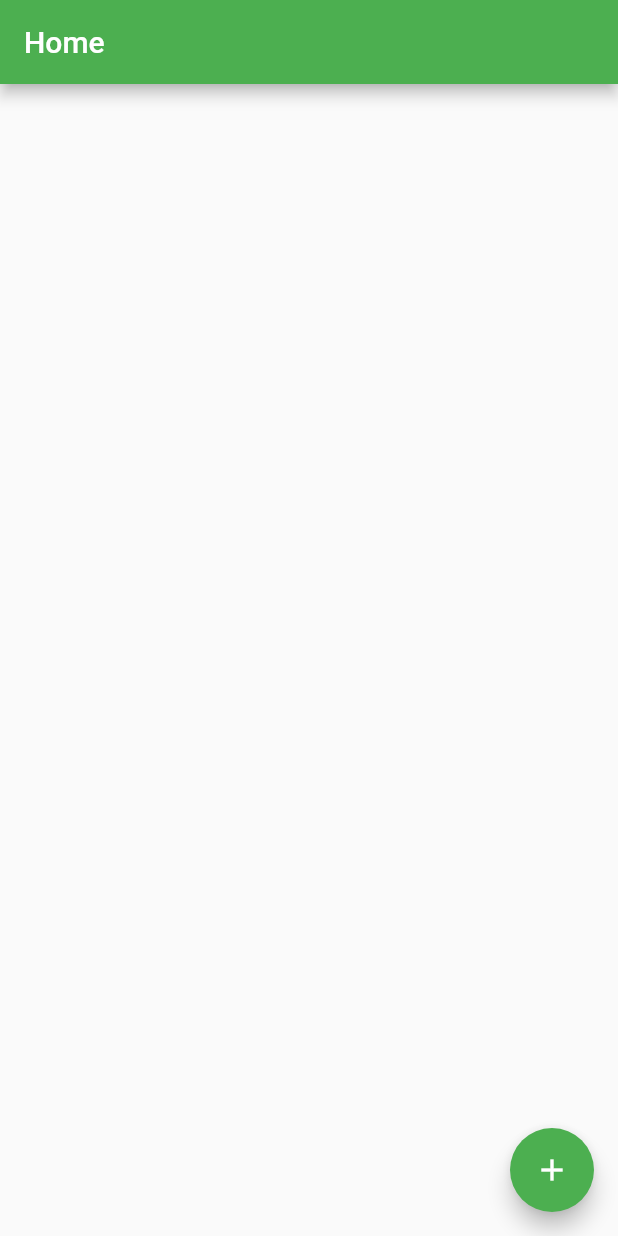
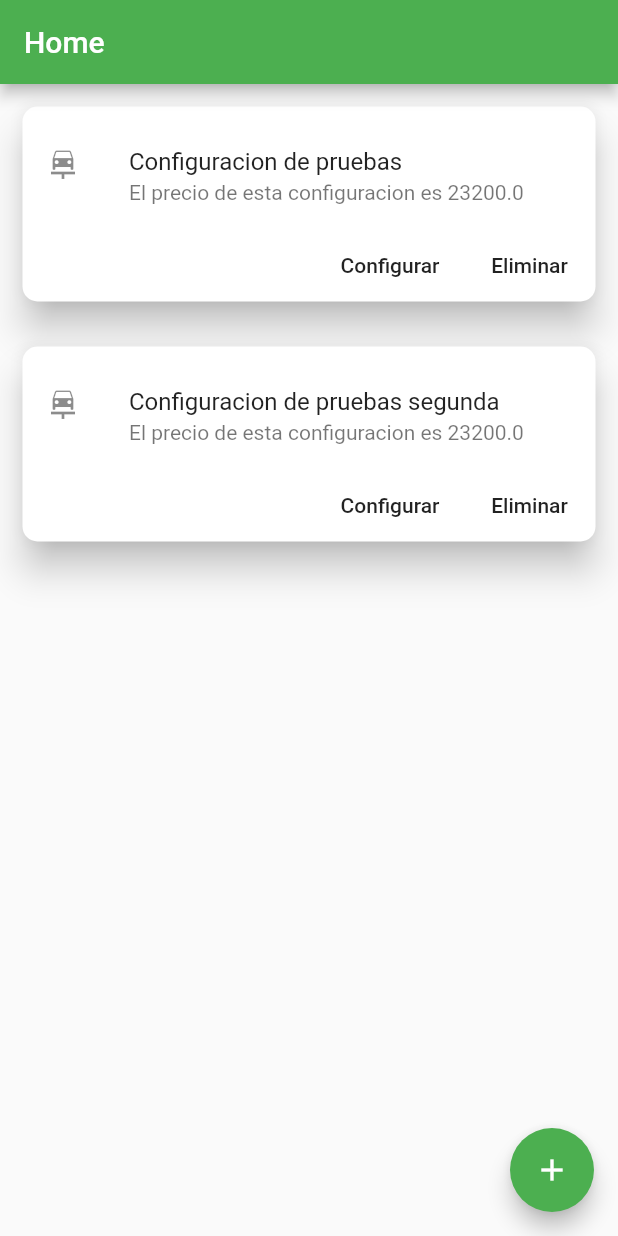
Before and after one commit to fervalnav/CarConfigurator, a Flutter app: the screen it shows after launch, on a phone screen of 412 x 824 dp. Run offline on Flutter 3.47's test engine with Material 2 defaults, Android fonts, the phone set to English and light mode, and no system bars.

```diff
--- a/lib/backend/CarConfigurationRepository.dart
+++ b/lib/backend/CarConfigurationRepository.dart
@@ -40,7 +40,7 @@ class InMemoryCarConfigurationRepository implements CarConfigurationRepository{
   void addNewCarConfiguration(CarConfiguration newConfig){
     // identificador de esta nueva config
     CarConfiguration? config = findCarConfiguration(newConfig.id);
-    if(config != null) {
+    if(config == null) {
       listConfigurations.add(newConfig);
     }
 
--- a/lib/car_configurator_list.dart
+++ b/lib/car_configurator_list.dart
@@ -1,8 +1,9 @@
 import 'package:CarConfigurator/models/carConfiguration.dart';
 import 'package:CarConfigurator/components/simple_card.dart';
 import 'package:CarConfigurator/backend/DataController.dart';
+import 'package:CarConfigurator/views/buy.dart';
 import 'package:flutter/material.dart';
-
+import 'views/buy.dart';
 /// Clase que representa visualmente la lista de configuraciones que tenemos almacenadas en el sistema
 class CarConfigurationList extends StatelessWidget {
   /// Constructor compacto de esta clase
@@ -28,7 +29,13 @@ class CarConfigurationList extends StatelessWidget {
           config.configName,
           "El precio de esta configuracion es ${config.getTotalPrice()}",
           "Configurar",
-          "Eliminar"));
+          "Eliminar",
+          () => {Navigator.push(
+            context,
+            MaterialPageRoute(builder: (context) => BuyPage(title: 'Color',carConfiguration: config))
+          )},
+          () => {DataController().getCarConfigRepo().deleteCarConfiguration(config.id)}
+        ));
     }
 
     // Devolvemos todo en una columna
--- a/lib/main.dart
+++ b/lib/main.dart
@@ -3,7 +3,6 @@ import 'package:flutter/material.dart';
 import 'views/main.dart';
 import 'views/buy.dart';
 import 'views/model_selection.dart';
-import 'views/selection.dart';
 import 'models/option.dart';
 
 void main() {
@@ -26,19 +25,12 @@ class MyApp extends StatelessWidget {
       initialRoute: "/",
       routes: {
         "/": (context) => const HomePage(title: "Home"),
-        "/nueva_compra": (context) => BuyPage(title: "Compra", carConfiguration: newConfiguration),
+        "/nueva_compra": (context) => BuyPage(title: "Compra", carConfiguration: CarConfiguration.origin("Nueva Configuracion")),
         "/seleccion_modelo": (context) => ModelList()
       },
     );
   }
 }
-
-CarConfiguration newConfiguration = CarConfiguration(
-  "Nueva configuracion",
-  modelOptions.first,
-  colorOptions.first,
-  tapiceriaOptions.first
-);
 
 List<Option> modelOptions = [
   Option(1, "Model 3", 23000, "images/modelo_1.png"),
@@ -58,3 +50,8 @@ List<Option> tapiceriaOptions = [
   Option(1, "Deportivo", 200, "images/tapiceria_1.jpg"),
   Option(2, "Cuero", 100, "images/tapiceria_2.png"),
 ];
+
+List<Option> extrasOptions = [
+  Option(1, "Altavoces", 200, "images/extras_1.jpg"),
+  Option(2, "Pantalla", 500, "images/extras_2.jpg"),
+];
--- a/lib/models/CarConfiguration.dart
+++ b/lib/models/CarConfiguration.dart
@@ -11,8 +11,6 @@ class CarConfiguration {
 
   /// Nombre que le queremos dar a la configuracion
   String configName = "";
-
-
 
   Option model = Option(1, "Model 3", 23000, "images/modelo_1.png");
   Option color = Option(1, "Blanco", 0, "images/color_1.png");
@@ -37,4 +35,18 @@ class CarConfiguration {
     }
     return result;
   }
+
+  setModel(Option model) => this.model = model;
+
+  setColor(Option color) => this.color = color;
+
+  setTapiceria(Option tapiceria) => this.tapiceria = tapiceria;
+
+  setExtra(Option extra) {
+    if(!extras.contains(extra)) extras.add(extra);
+  }
+
+  removeExtra(Option extra) => extras.remove(extra);
 }
+
+enum OptionType { model, color, tapiceria, extra}
--- a/pubspec.yaml
+++ b/pubspec.yaml
@@ -73,6 +73,8 @@ flutter:
     - images/color_4.png
     - images/tapiceria_1.jpg
     - images/tapiceria_2.png
+    - images/extras_1.jpg
+    - images/extras_2.jpg
 
   # An image asset can refer to one or more resolution-specific "variants", see
   # https://flutter.dev/assets-and-images/#resolution-aware.
```
Also changed, not shown: lib/views/buy.dart (+16 -9 lines), lib/views/selection.dart (+16 -2 lines), images/extras_1.jpg (added), images/extras_2.jpg (added).
